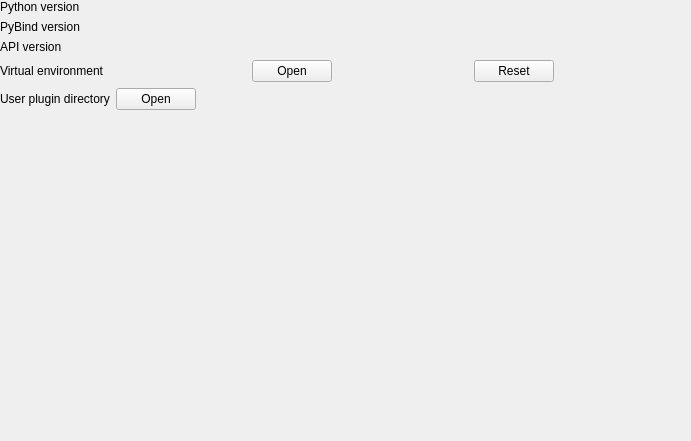
The window that src/configwidget.ui (albertlauncher/albert-plugin-python) describes before a commit, drawn with Qt 5.
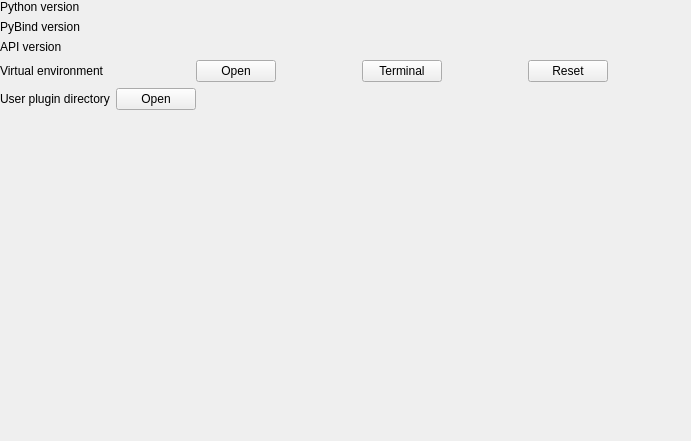
The same window after the commit.

Commit message: Add button that opens terminal in activated venv

What changed in the file:
```diff
--- a/src/configwidget.ui
+++ b/src/configwidget.ui
@@ -98,6 +98,19 @@
          </property>
         </widget>
        </item>
+       <item>
+        <widget class="QPushButton" name="pushButton_venv_term">
+         <property name="sizePolicy">
+          <sizepolicy hsizetype="Fixed" vsizetype="Fixed">
+           <horstretch>0</horstretch>
+           <verstretch>0</verstretch>
+          </sizepolicy>
+         </property>
+         <property name="text">
+          <string>Terminal</string>
+         </property>
+        </widget>
+       </item>
        <item>
         <widget class="QPushButton" name="pushButton_venv_reset">
          <property name="sizePolicy">
@@ -119,6 +132,12 @@
          <property name="sizeType">
           <enum>QSizePolicy::Policy::Minimum</enum>
          </property>
+         <property name="sizeHint" stdset="0">
+          <size>
+           <width>0</width>
+           <height>0</height>
+          </size>
+         </property>
         </spacer>
        </item>
       </layout>
```
The commit also changes 2 other files.
